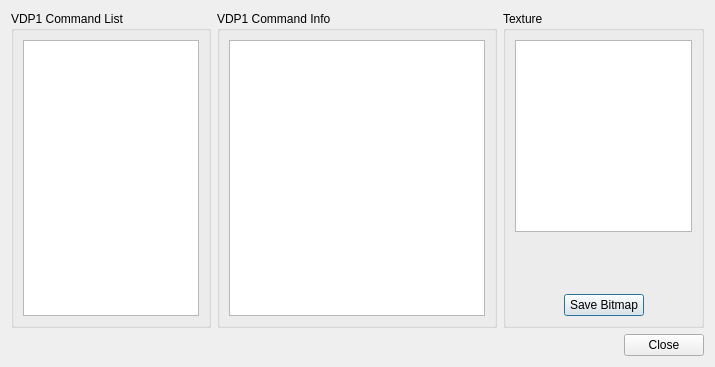
First picture: the form in yabause/src/port/qt/ui/UIDebugVDP1.ui, repository rob-ack/yabause, before the edit.
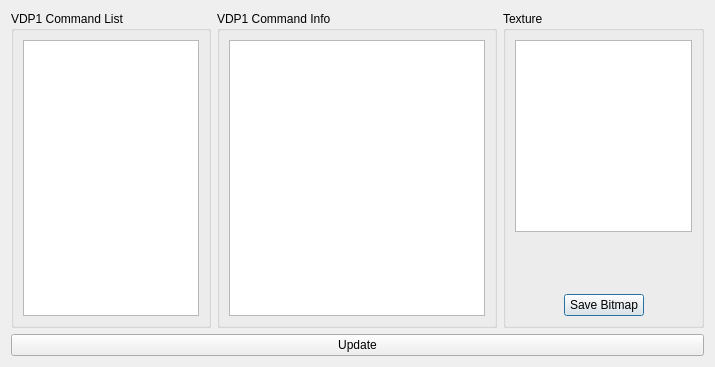
Second picture: the form after the edit.

Commit message:
feature: -re add debug views which got removed during kronos development. (full function WIP) (+4 squashed commit)
Squashed commit:

[237424d00] feature: -re add debug views which got removed during kronos development. (full function WIP)

[2bd7a8263] feature: -re add debug views which got removed during kronos development. (full function WIP)

[57aeadec4] feature: -re add debug views which got removed during kronos development. (full function WIP)

[e21c5401d] feature: -re add debug views which got removed during kronos development. (full function WIP)

Patch:
```diff
--- a/yabause/src/port/qt/ui/UIDebugVDP1.ui
+++ b/yabause/src/port/qt/ui/UIDebugVDP1.ui
@@ -139,10 +139,22 @@
    </item>
    <item>
     <layout class="QHBoxLayout" name="horizontalLayout_7">
+     <property name="sizeConstraint">
+      <enum>QLayout::SetMinimumSize</enum>
+     </property>
      <item>
-      <widget class="QDialogButtonBox" name="dbbButtons">
-       <property name="standardButtons">
-        <set>QDialogButtonBox::Close</set>
+      <widget class="QPushButton" name="dbbButtons">
+       <property name="sizePolicy">
+        <sizepolicy hsizetype="Minimum" vsizetype="Minimum">
+         <horstretch>0</horstretch>
+         <verstretch>0</verstretch>
+        </sizepolicy>
+       </property>
+       <property name="layoutDirection">
+        <enum>Qt::RightToLeft</enum>
+       </property>
+       <property name="text">
+        <string>Update</string>
        </property>
       </widget>
      </item>
```
Left out of the diff: 19 changed lines with no effect on the pictures. The commit also changes 43 other files.
